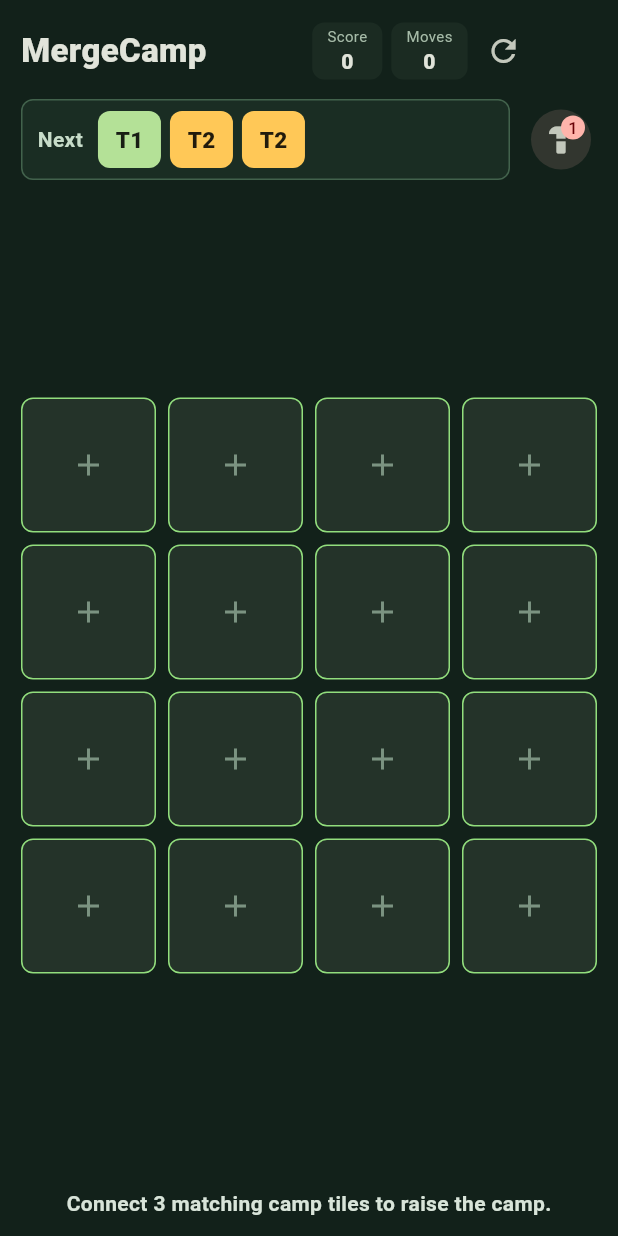
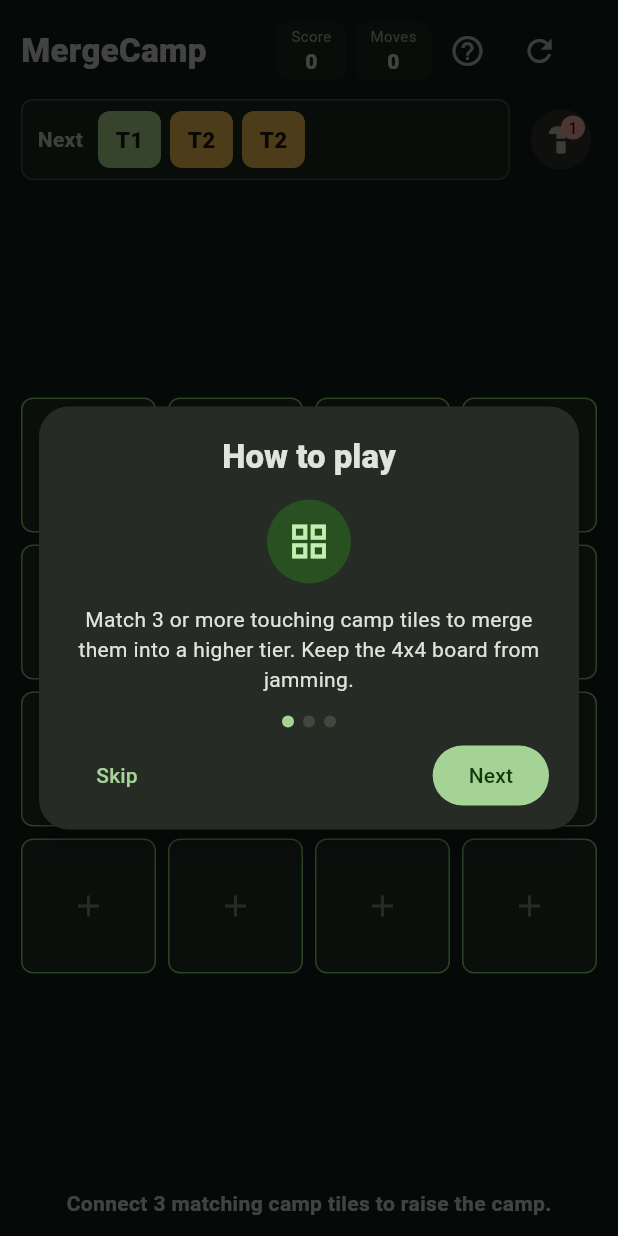
Before and after one commit to bon-on/MergeCamp, a Flutter app: the screen it shows after launch, on a phone screen of 412 x 824 dp. Run offline on Flutter 3.47's test engine with Material 3 defaults, Android fonts, the phone set to English and light mode, and no system bars; our stand-ins replace google_mobile_ads, shared_preferences; missing offline and left inert: dart:js_interop, dart:ui_web; statements that could not run were skipped.

Commit message:
feat: add first-run how-to-play tutorial with skip
Co-Authored-By: Claude Opus 5.5 <noreply@anthropic.com>

```diff
--- a/lib/src/app/merge_camp_app.dart
+++ b/lib/src/app/merge_camp_app.dart
@@ -1,5 +1,6 @@
 import 'package:flutter/material.dart';
 
+import '../game/how_to_play.dart';
 import '../game/merge_camp_screen.dart';
 import '../platform/game_platform.dart';
 
@@ -8,10 +9,12 @@ class MergeCampApp extends StatelessWidget {
     super.key,
     this.enableAds = false,
     this.platform = const NoopGamePlatform(),
+    this.howToPlayStore = const HowToPlayStore(),
   });
 
   final bool enableAds;
   final GamePlatform platform;
+  final HowToPlayStore howToPlayStore;
 
   @override
   Widget build(BuildContext context) {
@@ -27,7 +30,11 @@ class MergeCampApp extends StatelessWidget {
         ),
         useMaterial3: true,
       ),
-      home: MergeCampScreen(enableAds: enableAds, platform: platform),
+      home: MergeCampScreen(
+        enableAds: enableAds,
+        platform: platform,
+        howToPlayStore: howToPlayStore,
+      ),
     );
   }
 }
--- /dev/null
+++ b/lib/src/game/how_to_play.dart
@@ -0,0 +1,219 @@
+import 'package:flutter/material.dart';
+import 'package:flutter/services.dart';
+import 'package:shared_preferences/shared_preferences.dart';
+
+/// Remembers whether the first-run "How to play" card has been dismissed.
+///
+/// Storage failures never break play: a read failure reports "not seen" (the
+/// tutorial is shown) and a write failure is ignored. Tests subclass this.
+class HowToPlayStore {
+  const HowToPlayStore();
+
+  static const String seenKey = 'tutorial_seen_v1';
+
+  Future<bool> loadSeen() async {
+    try {
+      final preferences = await SharedPreferences.getInstance();
+      return preferences.getBool(seenKey) ?? false;
+    } catch (_) {
+      return false;
+    }
+  }
+
+  Future<void> markSeen() async {
+    try {
+      final preferences = await SharedPreferences.getInstance();
+      await preferences.setBool(seenKey, true);
+    } catch (_) {
+      return;
+    }
+  }
+}
+
+class HowToPlayStep {
+  const HowToPlayStep({required this.icon, required this.text});
+
+  final IconData icon;
+  final String text;
+}
+
+/// Full-screen scrim plus a "How to play" card. Swallows every key event and
+/// pointer event so nothing reaches the game underneath while it is open.
+class HowToPlayOverlay extends StatefulWidget {
+  const HowToPlayOverlay({
+    super.key,
+    required this.steps,
+    required this.onClose,
+  });
+
+  final List<HowToPlayStep> steps;
+
+  /// Called when the player presses Skip, Play or Escape.
+  final VoidCallback onClose;
+
+  @override
+  State<HowToPlayOverlay> createState() => _HowToPlayOverlayState();
+}
+
+class _HowToPlayOverlayState extends State<HowToPlayOverlay> {
+  int _index = 0;
+  final FocusNode _focusNode = FocusNode(debugLabel: 'HowToPlayOverlay');
+
+  @override
+  void initState() {
+    super.initState();
+    // The game's own Focus already holds primary focus, so autofocus alone
+    // would not move it here.
+    WidgetsBinding.instance.addPostFrameCallback((_) {
+      if (mounted) _focusNode.requestFocus();
+    });
+  }
+
+  @override
+  void dispose() {
+    _focusNode.dispose();
+    super.dispose();
+  }
+
+  bool get _isLast => _index >= widget.steps.length - 1;
+
+  void _next() {
+    if (_isLast) {
+      widget.onClose();
+    } else {
+      setState(() => _index += 1);
+    }
+  }
+
+  void _previous() {
+    if (_index > 0) {
+      setState(() => _index -= 1);
+    }
+  }
+
+  KeyEventResult _onKeyEvent(FocusNode node, KeyEvent event) {
+    final key = event.logicalKey;
+    // Keep Tab traversal and browser/OS shortcuts working.
+    if (key == LogicalKeyboardKey.tab ||
+        HardwareKeyboard.instance.isControlPressed ||
+        HardwareKeyboard.instance.isMetaPressed ||
+        HardwareKeyboard.instance.isAltPressed) {
+      return KeyEventResult.ignored;
+    }
+    if (event is KeyDownEvent) {
+      if (key == LogicalKeyboardKey.enter ||
+          key == LogicalKeyboardKey.numpadEnter ||
+          key == LogicalKeyboardKey.space) {
+        _next();
+      } else if (key == LogicalKeyboardKey.escape) {
+        widget.onClose();
+      } else if (key == LogicalKeyboardKey.arrowRight) {
+        if (!_isLast) _next();
+      } else if (key == LogicalKeyboardKey.arrowLeft) {
+        _previous();
+      }
+    }
+    // Swallow everything else so game keys never fire behind the card.
+    return KeyEventResult.handled;
+  }
+
+  @override
+  Widget build(BuildContext context) {
+    final theme = Theme.of(context);
+    final step = widget.steps[_index];
+    return Focus(
+      focusNode: _focusNode,
+      autofocus: true,
+      onKeyEvent: _onKeyEvent,
+      child: Stack(
+        children: <Widget>[
+          const ModalBarrier(dismissible: false, color: Color(0xB3000000)),
+          SafeArea(
+            child: Center(
+              child: Padding(
+                padding: const EdgeInsets.all(16),
+                child: ConstrainedBox(
+                  constraints: const BoxConstraints(maxWidth: 360),
+                  child: Material(
+                    color: theme.colorScheme.surfaceContainerHigh,
+                    elevation: 8,
+                    borderRadius: BorderRadius.circular(20),
+                    child: SingleChildScrollView(
+                      padding: const EdgeInsets.fromLTRB(20, 20, 20, 12),
+                      child: Column(
+                        mainAxisSize: MainAxisSize.min,
+                        crossAxisAlignment: CrossAxisAlignment.stretch,
+                        children: <Widget>[
+                          Text(
+                            'How to play',
+                            textAlign: TextAlign.center,
+                            style: theme.textTheme.titleLarge?.copyWith(
+                              fontWeight: FontWeight.w800,
+                            ),
+                          ),
+                          const SizedBox(height: 14),
+                          CircleAvatar(
+                            radius: 28,
+                            backgroundColor: theme.colorScheme.primaryContainer,
+                            child: Icon(
+                              step.icon,
+                              size: 30,
+                              color: theme.colorScheme.onPrimaryContainer,
+                            ),
+                          ),
+                          const SizedBox(height: 14),
+                          Text(
+                            step.text,
+                            key: const ValueKey('how-to-play-text'),
+                            textAlign: TextAlign.center,
+                            style: theme.textTheme.bodyMedium?.copyWith(
+                              height: 1.4,
+                            ),
+                          ),
+                          const SizedBox(height: 14),
+                          Row(
+                            mainAxisAlignment: MainAxisAlignment.center,
+                            children: <Widget>[
+                              for (var i = 0; i < widget.steps.length; i++)
+                                Container(
+                                  margin: const EdgeInsets.symmetric(
+                                    horizontal: 3,
+                                  ),
+                                  width: 8,
+                                  height: 8,
+                                  decoration: BoxDecoration(
+                                    shape: BoxShape.circle,
+                                    color: i == _index
+                                        ? theme.colorScheme.primary
+                                        : theme.colorScheme.outlineVariant,
+                                  ),
+                                ),
+                            ],
+                          ),
+                          const SizedBox(height: 8),
+                          Row(
+                            children: <Widget>[
+                              TextButton(
+                                onPressed: widget.onClose,
+                                child: const Text('Skip'),
+                              ),
+                              const Spacer(),
+                              FilledButton(
+                                onPressed: _next,
+                                child: Text(_isLast ? 'Play' : 'Next'),
+                              ),
+                            ],
+                          ),
+                        ],
+                      ),
+                    ),
+                  ),
+                ),
+              ),
+            ),
+          ),
+        ],
+      ),
+    );
+  }
+}
--- a/lib/src/game/merge_camp_screen.dart
+++ b/lib/src/game/merge_camp_screen.dart
@@ -9,6 +9,7 @@ import '../ads/ad_banner.dart';
 import '../ads/ad_service.dart';
 import '../platform/game_platform.dart';
 import 'feedback_fx.dart';
+import 'how_to_play.dart';
 import 'merge_camp_controller.dart';
 import '../../result_registration.dart';
 
@@ -18,6 +19,7 @@ class MergeCampScreen extends StatefulWidget {
     this.enableAds = false,
     this.platform = const NoopGamePlatform(),
     this.controller,
+    this.howToPlayStore = const HowToPlayStore(),
   });
 
   final bool enableAds;
@@ -25,6 +27,9 @@ class MergeCampScreen extends StatefulWidget {
 
   /// Injected for tests; when null the screen owns its controller.
   final MergeCampController? controller;
+
+  /// First-run tutorial flag storage; tests inject a fake.
+  final HowToPlayStore howToPlayStore;
 
   @override
   State<MergeCampScreen> createState() => _MergeCampScreenState();
@@ -41,20 +46,56 @@ class _MergeCampScreenState extends State<MergeCampScreen> {
   bool _wasGameOver = false;
   bool _breakAdInProgress = false;
   int _completedRuns = 0;
+  // The tutorial blocks all game input while the first-run check is pending
+  // (_tutorialLoading) and while the card is open (_showHowTo).
+  bool _tutorialLoading = true;
+  bool _showHowTo = false;
+
+  // Whether the platform currently believes gameplay is running.
+  bool _gameplayActive = false;
+
+  bool get _tutorialBlocking => _tutorialLoading || _showHowTo;
 
   @override
   void initState() {
     super.initState();
+    unawaited(_checkTutorial());
     _feedback = FeedbackFx(isMuted: () => widget.platform.isAudioMuted);
     unawaited(_feedback.initialize());
     _controller = (widget.controller ?? MergeCampController())
       ..addListener(_onChanged);
     _wasGameOver = _controller.isGameOver;
-    WidgetsBinding.instance.addPostFrameCallback((_) {
-      if (mounted && !_controller.isGameOver) {
-        widget.platform.gameplayStart();
   }
+
+  Future<void> _checkTutorial() async {
+    var seen = false;
+    try {
+      seen = await widget.howToPlayStore.loadSeen();
+    } catch (_) {}
+    if (!mounted) return;
+    setState(() {
+      _tutorialLoading = false;
+      _showHowTo = !seen;
     });
+    _syncGameplay();
+  }
+
+  void _openHowToPlay() {
+    setState(() => _showHowTo = true);
+    _syncGameplay();
+  }
+
+  void _closeHowToPlay() {
+    setState(() => _showHowTo = false);
+    _syncGameplay();
+    _focusNode.requestFocus();
+    unawaited(_markTutorialSeen());
+  }
+
+  Future<void> _markTutorialSeen() async {
+    try {
+      await widget.howToPlayStore.markSeen();
+    } catch (_) {}
   }
 
   @override
@@ -72,7 +113,7 @@ class _MergeCampScreenState extends State<MergeCampScreen> {
     final runEnded = _controller.isGameOver && !_wasGameOver;
     _wasGameOver = _controller.isGameOver;
     if (runEnded) {
-      widget.platform.gameplayStop();
+      _syncGameplay();
       if (widget.platform.allowsResultRegistration) {
         _offerResultRegistration();
       }
@@ -129,8 +170,19 @@ class _MergeCampScreenState extends State<MergeCampScreen> {
     }
     _trailAxeMode = false;
     _controller.restart();
-    if (afterGameOver) {
+    _syncGameplay();
+  }
+
+  /// Reports gameplay start/stop to the platform exactly on transitions:
+  /// running only while no tutorial is open and the run is not over.
+  void _syncGameplay() {
+    final wantActive = !_tutorialBlocking && !_controller.isGameOver;
+    if (wantActive == _gameplayActive) return;
+    _gameplayActive = wantActive;
+    if (wantActive) {
       widget.platform.gameplayStart();
+    } else {
+      widget.platform.gameplayStop();
     }
   }
 
@@ -138,6 +190,8 @@ class _MergeCampScreenState extends State<MergeCampScreen> {
 
   KeyEventResult _onKeyEvent(FocusNode node, KeyEvent event) {
     if (event is KeyUpEvent) return KeyEventResult.ignored;
+    // The how-to-play card owns the keyboard while it is open.
+    if (_tutorialBlocking) return KeyEventResult.handled;
     // Leave browser/OS shortcuts (Cmd/Ctrl+R etc.) alone.
     if (HardwareKeyboard.instance.isControlPressed ||
         HardwareKeyboard.instance.isMetaPressed ||
@@ -245,7 +299,9 @@ class _MergeCampScreenState extends State<MergeCampScreen> {
         focusNode: _focusNode,
         autofocus: true,
         onKeyEvent: _onKeyEvent,
-        child: SafeArea(
+        child: Stack(
+          children: [
+            SafeArea(
               child: Center(
                 child: ConstrainedBox(
                   // Keeps the portrait layout readable in landscape desktop iframes.
@@ -256,7 +312,11 @@ class _MergeCampScreenState extends State<MergeCampScreen> {
                     padding: const EdgeInsets.fromLTRB(14, 10, 14, 12),
                     child: Column(
                       children: [
-                    _TopBar(controller: _controller, onRestart: _restartRun),
+                        _TopBar(
+                          controller: _controller,
+                          onRestart: _restartRun,
+                          onHelp: _openHowToPlay,
+                        ),
                         const SizedBox(height: 8),
                         _ToolBar(
                           controller: _controller,
@@ -281,7 +341,8 @@ class _MergeCampScreenState extends State<MergeCampScreen> {
                                 child: SizedBox.square(
                                   dimension: boardSize,
                                   child: GridView.builder(
-                                physics: const NeverScrollableScrollPhysics(),
+                                    physics:
+                                        const NeverScrollableScrollPhysics(),
                                     itemCount: board.length,
                                     gridDelegate:
                                         const SliverGridDelegateWithFixedCrossAxisCount(
@@ -335,16 +396,51 @@ class _MergeCampScreenState extends State<MergeCampScreen> {
                 ),
               ),
             ),
+            if (_showHowTo)
+              Positioned.fill(
+                child: HowToPlayOverlay(
+                  steps: _howToPlaySteps,
+                  onClose: _closeHowToPlay,
+                ),
+              ),
+          ],
+        ),
       ),
     );
   }
 }
 
+const List<HowToPlayStep> _howToPlaySteps = [
+  HowToPlayStep(
+    icon: Icons.grid_view,
+    text:
+        'Match 3 or more touching camp tiles to merge them into a higher '
+        'tier. Keep the 4x4 board from jamming.',
+  ),
+  HowToPlayStep(
+    icon: Icons.touch_app,
+    text:
+        'Tap an empty tile to place the next piece. Keyboard: arrows/WASD '
+        'move, Enter/Space place.',
+  ),
+  HowToPlayStep(
+    icon: Icons.hardware,
+    text:
+        'Stuck? The Trail Axe clears one tile (X on keyboard). You get one '
+        'now and more every 10 moves.',
+  ),
+];
+
 class _TopBar extends StatelessWidget {
-  const _TopBar({required this.controller, required this.onRestart});
+  const _TopBar({
+    required this.controller,
+    required this.onRestart,
+    required this.onHelp,
+  });
 
   final MergeCampController controller;
   final VoidCallback onRestart;
+  final VoidCallback onHelp;
 
   @override
   Widget build(BuildContext context) {
@@ -362,6 +458,9 @@ class _TopBar extends StatelessWidget {
         ),
         const SizedBox(width: 12),
         Expanded(
+          child: FittedBox(
+            fit: BoxFit.scaleDown,
+            alignment: Alignment.centerRight,
             child: Row(
               mainAxisAlignment: MainAxisAlignment.end,
               children: [
@@ -370,6 +469,12 @@ class _TopBar extends StatelessWidget {
                 _MetricPill(label: 'Moves', value: '${controller.placements}'),
               ],
             ),
+          ),
+        ),
+        IconButton(
+          onPressed: onHelp,
+          tooltip: 'How to play',
+          icon: const Icon(Icons.help_outline),
         ),
         IconButton(
           onPressed: onRestart,
--- a/pubspec.yaml
+++ b/pubspec.yaml
@@ -36,6 +36,7 @@ dependencies:
   # The following adds the Cupertino Icons font to your application.
   # Use with the CupertinoIcons class for iOS style icons.
   cupertino_icons: ^1.0.8
+  shared_preferences: ^2.5.6
 
 dev_dependencies:
   flutter_test:
```
Also changed, not shown: pubspec.lock, 5 other files. Lines whose indentation alone changed are shown as unchanged.
